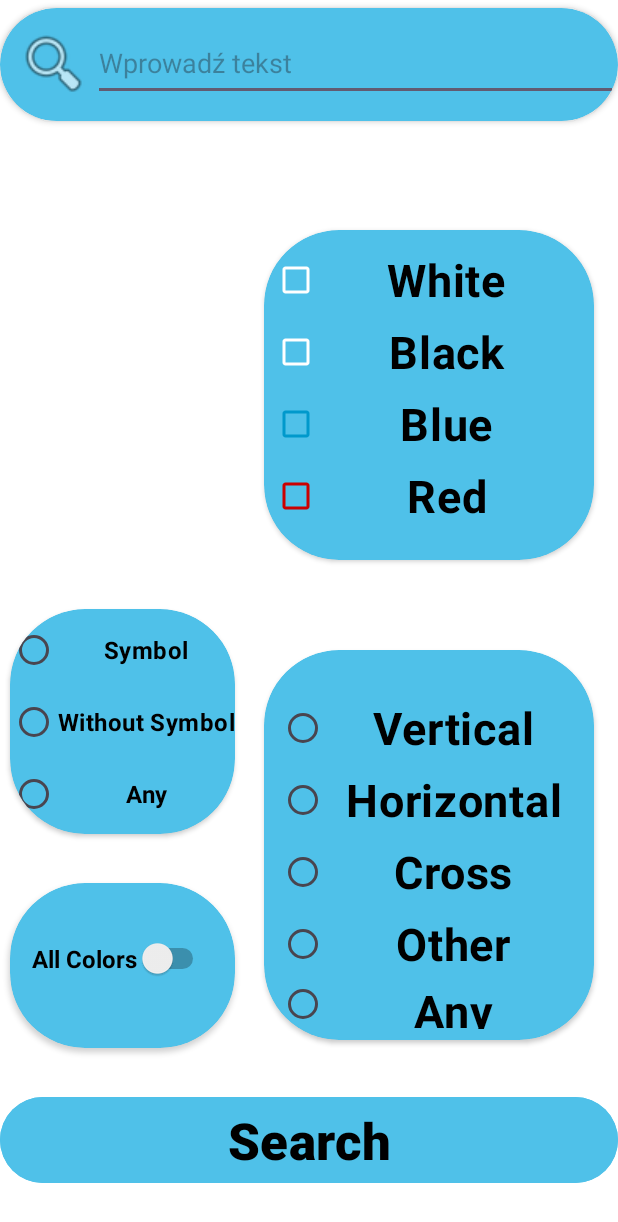
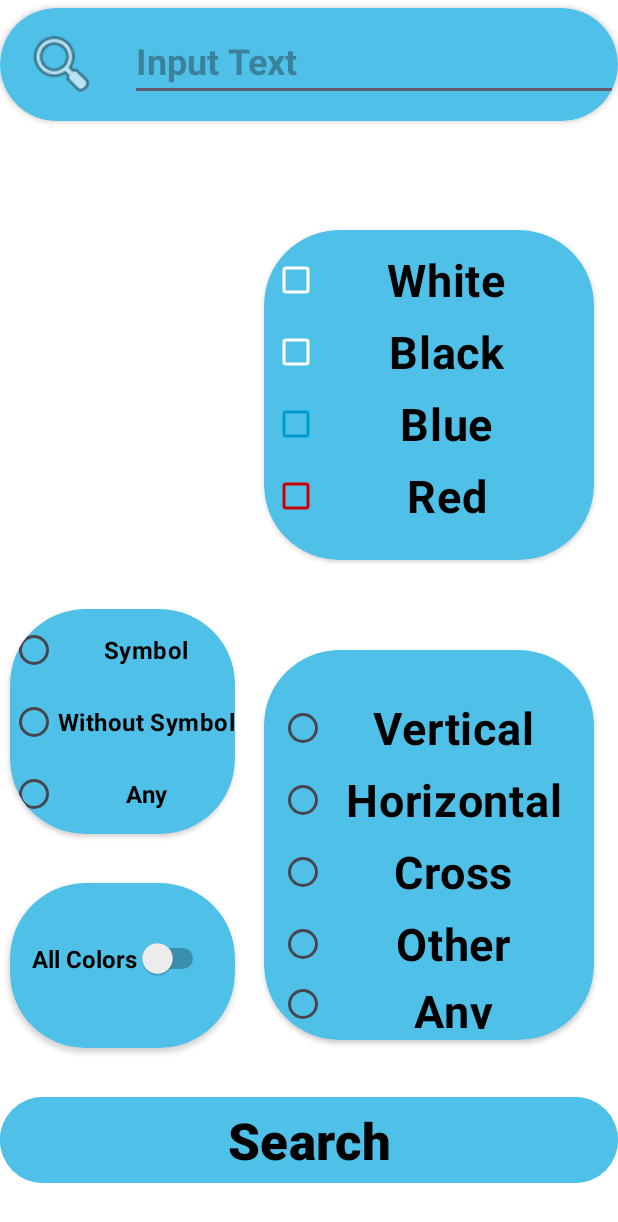
Before and after one commit to bartekkleczar/flagiAplikacja, an Android app: the screen it shows after launch (StartActivity), on a phone screen of 412 x 824 dp. Shown: the top 1222 px of the screen. Run offline under Robolectric (Android 15) with nearby library versions, the phone set to English and light mode, and no system bars.

Commit message:
dodanie tlumaczenia do etNameInput

```diff
--- a/app/src/main/res/layout/activity_start.xml
+++ b/app/src/main/res/layout/activity_start.xml
@@ -308,11 +308,14 @@
 
             <EditText
                 android:id="@+id/etNameInput"
-                android:layout_width="350dp"
+                android:layout_width="325dp"
                 android:layout_height="50dp"
-                android:hint="Wprowadź tekst"
+                android:hint="@string/WprowadźTekst"
                 android:inputType="text"
                 android:maxLength="20"
+                android:textColor="@color/black"
+                android:textSize="24sp"
+                android:textStyle="bold"
                 app:layout_constraintBottom_toBottomOf="parent"
                 app:layout_constraintEnd_toEndOf="parent"
                 app:layout_constraintHorizontal_bias="1.0"
@@ -326,7 +329,7 @@
                 android:layout_height="50dp"
                 app:layout_constraintBottom_toBottomOf="parent"
                 app:layout_constraintEnd_toEndOf="parent"
-                app:layout_constraintHorizontal_bias="0.03"
+                app:layout_constraintHorizontal_bias="0.044"
                 app:layout_constraintStart_toStartOf="parent"
                 app:layout_constraintTop_toTopOf="parent"
                 app:layout_constraintVertical_bias="0.48"
--- a/app/src/main/res/values/strings.xml
+++ b/app/src/main/res/values/strings.xml
@@ -21,4 +21,5 @@
     <string name="Polska">Poland</string>
     <string name="Powrót">Back</string>
     <string name="Nazwa">Name</string>
+    <string name="WprowadźTekst">Input Text</string>
 </resources>
```
Also changed, not shown: 1 other file.
